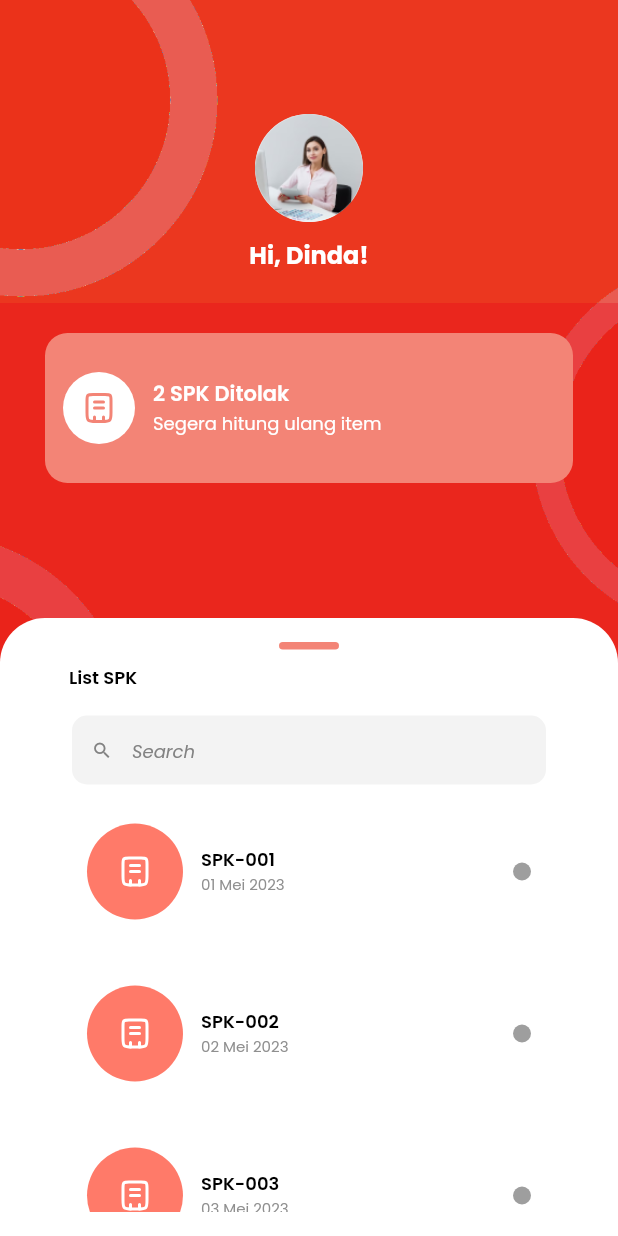
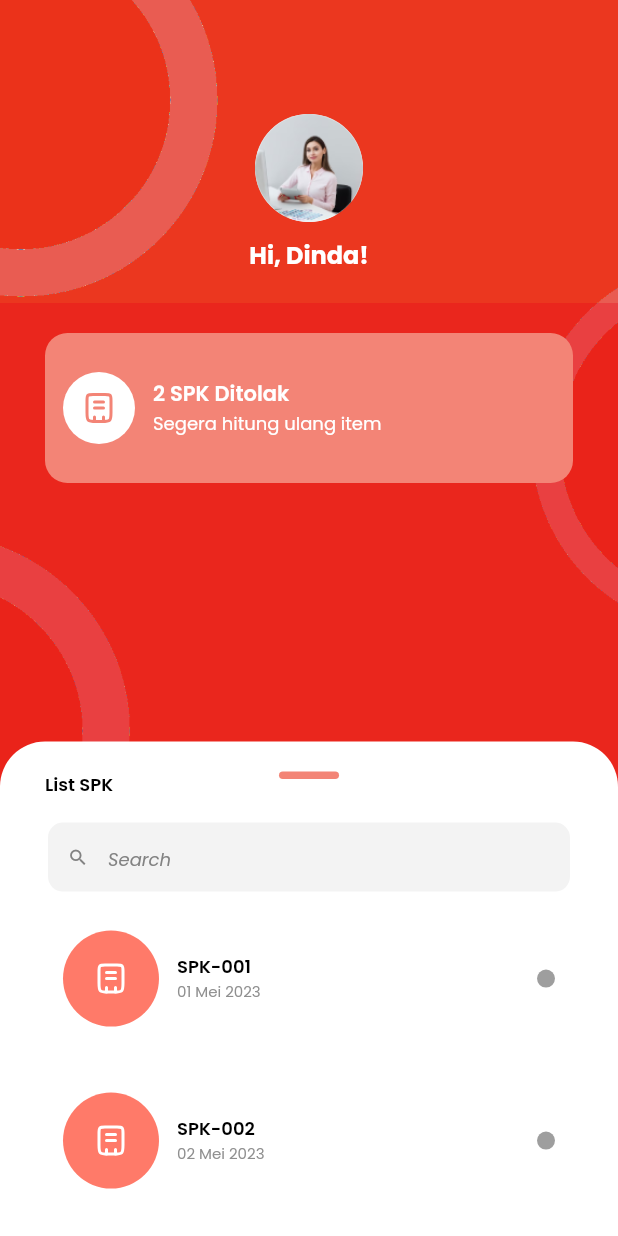
Before and after one commit to Gusrinda/becca_inventory, a Flutter app: the HomePage screen opened directly, on a phone screen of 412 x 824 dp. Run offline on Flutter 3.47's test engine with Material 2 defaults, Android fonts, the phone set to English and light mode, and no system bars; our stand-ins replace badges, bloc, dio, equatable, expandable, firebase_core and 16 more; missing offline and left inert: dio_flutter_transformer, flimer, flutter_hud, simple_ripple_animation; accounts and stored records are empty; generated files the repository leaves out were written again; project files that could hold a hidden picture were left out.

```diff
--- a/lib/src/presentation/views/home/home_page.dart
+++ b/lib/src/presentation/views/home/home_page.dart
@@ -175,11 +175,10 @@ class _HomePageState extends State<HomePage> {
             ),
             Container(
               child: DraggableScrollableSheet(
-                initialChildSize: 0.5,
+                initialChildSize: 0.4,
                 minChildSize: 0.4,
                 maxChildSize: 1,
                 builder: (_, controller) => Container(
-                  padding: EdgeInsets.all(16),
                   decoration: BoxDecoration(
                     color: Colors.white,
                     borderRadius: BorderRadius.only(
@@ -187,15 +186,12 @@ class _HomePageState extends State<HomePage> {
                       topRight: Radius.circular(30),
                     ),
                   ),
-                  child: SafeArea(
-                    child: ListView(
-                      physics: BouncingScrollPhysics(),
-                      controller: controller,
+                  child: Stack(
                     children: [
                       Align(
                         alignment: Alignment.topCenter,
                         child: Container(
-                            margin: EdgeInsets.only(bottom: 10),
+                          margin: EdgeInsets.only(top: 20),
                           height: 5,
                           width: 40,
                           decoration: BoxDecoration(
@@ -204,8 +200,15 @@ class _HomePageState extends State<HomePage> {
                           ),
                         ),
                       ),
+                      SafeArea(
+                        child: ListView(
+                          physics: BouncingScrollPhysics(),
+                          controller: controller,
+                          children: [
+                            SizedBox(height: 20),
                             Padding(
-                          padding: const EdgeInsets.symmetric(horizontal: 30),
+                              padding:
+                                  const EdgeInsets.symmetric(horizontal: 30),
                               child: Text(
                                 "List SPK",
                                 style: TextStyle(
@@ -220,7 +223,8 @@ class _HomePageState extends State<HomePage> {
                               child: SearchFieldGrayBar(
                                 hintText: "Search",
                                 fillColor: ThemeColors.grey6,
-                              onSubmitted: (value) {}),
+                                onSubmitted: (value) {},
+                              ),
                             ),
                             SizedBox(
                               height: 10,
@@ -228,10 +232,8 @@ class _HomePageState extends State<HomePage> {
                             Container(
                               margin: EdgeInsets.symmetric(horizontal: 30),
                               child: ListView.builder(
-                            shrinkWrap: true, //MUST TO ADDED
-                            //MUST TO ADDED
+                                shrinkWrap: true,
                                 itemCount: 10,
-                            // physics: NeverScrollableScrollPhysics(),
                                 itemBuilder: (BuildContext c, int index) {
                                   return CardPengirimanTerakhir(
                                     index: index * 1 + 1,
@@ -241,6 +243,8 @@ class _HomePageState extends State<HomePage> {
                             ),
                           ],
                         ),
+                      ),
+                    ],
                   ),
                 ),
               ),
```
Lines whose indentation alone changed are shown as unchanged.
